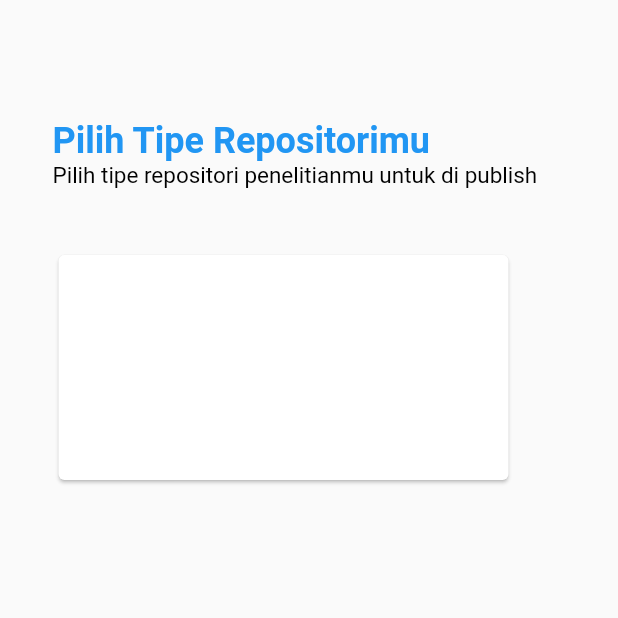
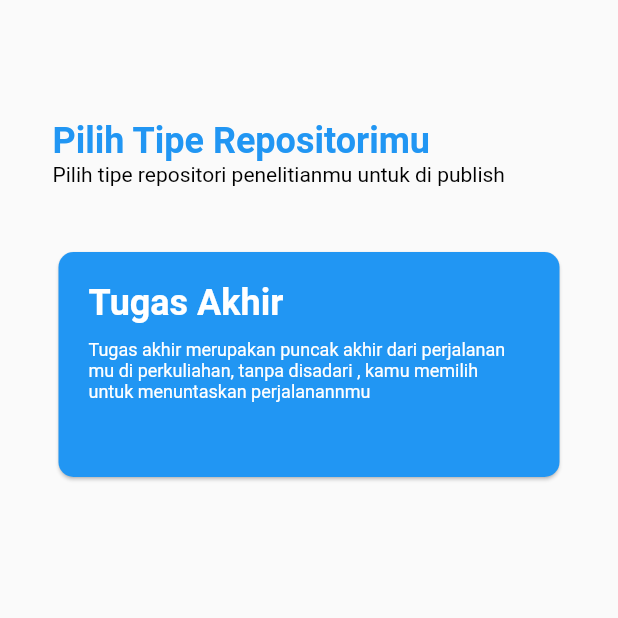
Before and after one commit to suryajayantara/warebook-mobile, a Flutter app: the CreateRepository screen opened directly, on a phone screen of 412 x 824 dp, the top half of it. Run offline on Flutter 3.47's test engine with Material 2 defaults, Android fonts, the phone set to English and light mode, and no system bars; our stand-ins replace flutter_svg, get.

Commit message:
make view for createRepository

```diff
--- a/lib/commons/asset_path.dart
+++ b/lib/commons/asset_path.dart
@@ -7,4 +7,5 @@ class ImagePath {
   static String firstOnboarding = imgFolder + 'onboarding/1.svg';
   static String secondOnboarding = imgFolder + 'onboarding/2.svg';
   static String thirdOnboarding = imgFolder + 'onboarding/3.svg';
+  static String bgCardRepository = imgFolder + 'create-Ta.svg';
 }
--- a/lib/main.dart
+++ b/lib/main.dart
@@ -1,6 +1,7 @@
 import 'package:flutter/material.dart';
 import 'package:warebook_mobile/views/createRepository.dart';
 import 'package:warebook_mobile/views/onboarding.dart';
+import 'package:warebook_mobile/views/register.dart';
 import 'package:warebook_mobile/views/splashscreen.dart';
 
 void main(List<String> args) {
@@ -13,7 +14,7 @@ class MyApp extends StatelessWidget {
   @override
   Widget build(BuildContext context) {
     return MaterialApp(
-      home: CreateRepository(),
+      home: Registerpage(),
       debugShowCheckedModeBanner: false,
       theme: ThemeData(brightness: Brightness.light),
     );
--- /dev/null
+++ b/lib/views/components/CreateCardRepository.dart
@@ -0,0 +1,66 @@
+import 'package:flutter/material.dart';
+import 'package:flutter_svg/flutter_svg.dart';
+import 'package:get/get.dart';
+
+class CardCreate extends StatelessWidget {
+  String? title;
+  String? desc;
+  Color? color;
+  final Function()? onTap;
+  CardCreate({
+    Key? key,
+    required this.title,
+    required this.desc,
+    this.color,
+    this.onTap,
+  }) : super(key: key);
+
+  @override
+  Widget build(BuildContext context) {
+    return GestureDetector(
+      onTap: onTap,
+      child: Card(
+        color: color,
+        shape: RoundedRectangleBorder(
+            borderRadius: BorderRadius.all(Radius.circular(10))),
+        child: SizedBox(
+          width: 350,
+          height: 150,
+          child: Padding(
+            padding: const EdgeInsets.all(20),
+            child: Row(
+              children: [
+                Expanded(
+                  flex: 2,
+                  child: Column(
+                    mainAxisAlignment: MainAxisAlignment.start,
+                    crossAxisAlignment: CrossAxisAlignment.start,
+                    children: [
+                      Text(
+                        title.toString(),
+                        style: TextStyle(
+                            fontSize: 24,
+                            fontWeight: FontWeight.w700,
+                            color: Colors.white),
+                      ),
+                      SizedBox(
+                        height: 10,
+                      ),
+                      Text(
+                        desc.toString(),
+                        style: TextStyle(fontSize: 12, color: Colors.white),
+                      )
+                    ],
+                  ),
+                ),
+                SizedBox(
+                  width: 15,
+                ),
+              ],
+            ),
+          ),
+        ),
+      ),
+    );
+  }
+}
--- a/lib/views/createRepository.dart
+++ b/lib/views/createRepository.dart
@@ -1,5 +1,8 @@
 import 'package:flutter/material.dart';
+import 'package:flutter_svg/flutter_svg.dart';
 import 'package:get/get.dart';
+import 'package:warebook_mobile/commons/asset_path.dart';
+import 'package:warebook_mobile/views/components/CreateCardRepository.dart';
 
 class CreateRepository extends StatelessWidget {
   const CreateRepository({Key? key}) : super(key: key);
@@ -7,7 +10,9 @@ class CreateRepository extends StatelessWidget {
   @override
   Widget build(BuildContext context) {
     return Scaffold(
-      body: Container(
+      body: ListView(
+        children: [
+          Container(
             margin: EdgeInsets.symmetric(vertical: 80, horizontal: 35),
             child: Column(
               mainAxisAlignment: MainAxisAlignment.start,
@@ -28,7 +33,7 @@ class CreateRepository extends StatelessWidget {
                       Text(
                         "Pilih tipe repositori penelitianmu untuk di publish",
                         style: TextStyle(
-                        fontSize: 15,
+                            fontSize: 14,
                             fontWeight: FontWeight.w400,
                             color: Colors.black),
                       )
@@ -39,30 +44,25 @@ class CreateRepository extends StatelessWidget {
                   height: 40,
                 ),
                 Container(
-              child: CardCreate(),
+                  child: Column(
+                    children: [
+                      CardCreate(
+                        title: "Tugas Akhir",
+                        desc:
+                            "Tugas akhir merupakan puncak akhir dari perjalanan mu di perkuliahan, tanpa disadari , kamu memilih untuk menuntaskan perjalanannmu",
+                        color: Colors.blue,
+                        onTap: () {},
+                      ),
+                      SizedBox(
+                        height: 10,
                       ),
                     ],
                   ),
                 ),
-    );
-  }
-}
-
-class CardCreate extends StatelessWidget {
-  const CardCreate({Key? key}) : super(key: key);
-
-  @override
-  Widget build(BuildContext context) {
-    return Card(
-      child: GestureDetector(
-        onTap: () {},
-        child: SizedBox(
-          width: 300,
-          height: 150,
-          child: Row(
-            children: [Container(), Container()],
+              ],
             ),
           ),
+        ],
       ),
     );
   }
```
Also changed, not shown: lib/views/register.dart (added, +69 -0 lines), assets/images/create-Ta.svg (added). Lines whose indentation alone changed are shown as unchanged.
